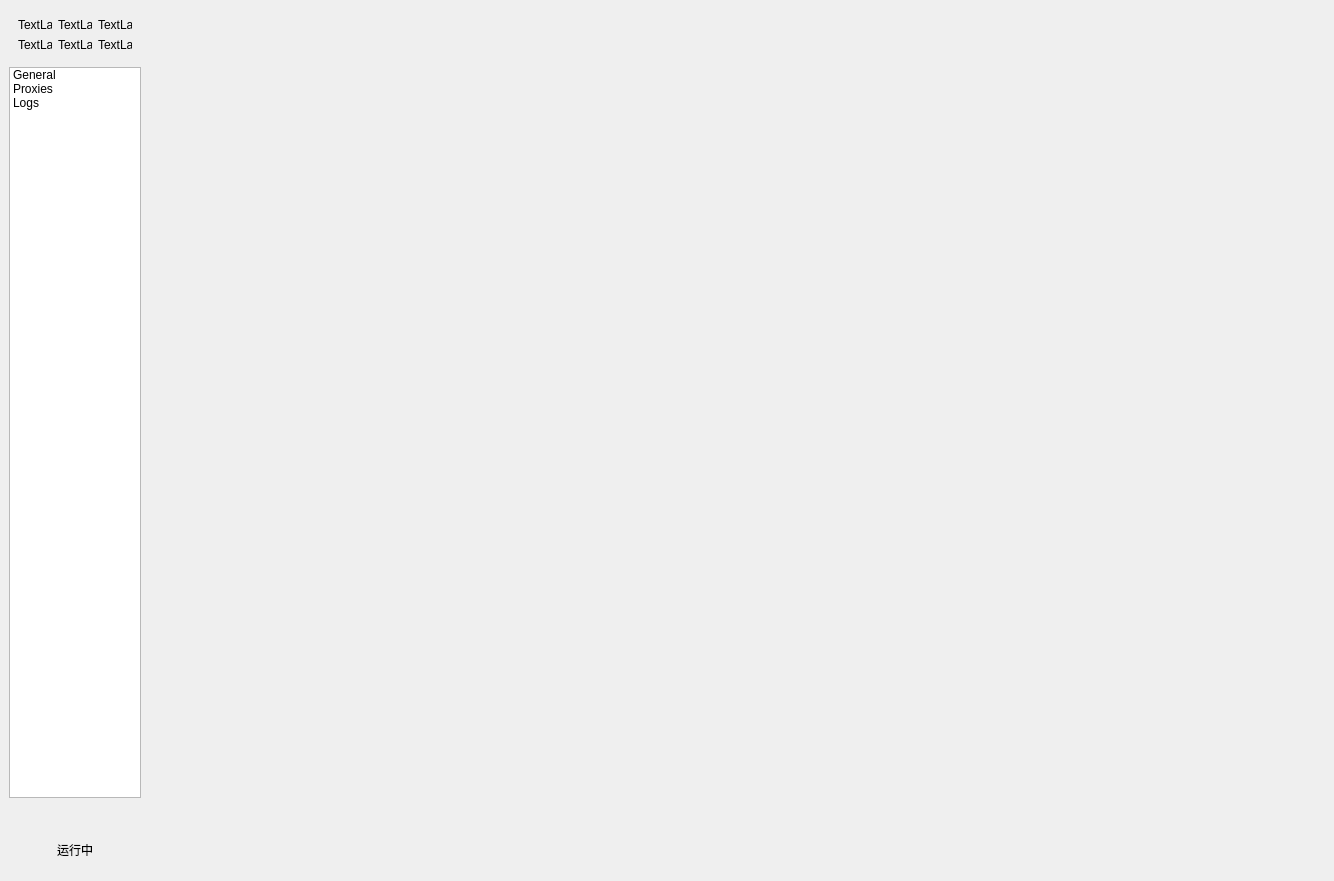
First picture: the form in src/GUI/MainWindow.ui, repository yansong1221/Mihomo, before the edit.
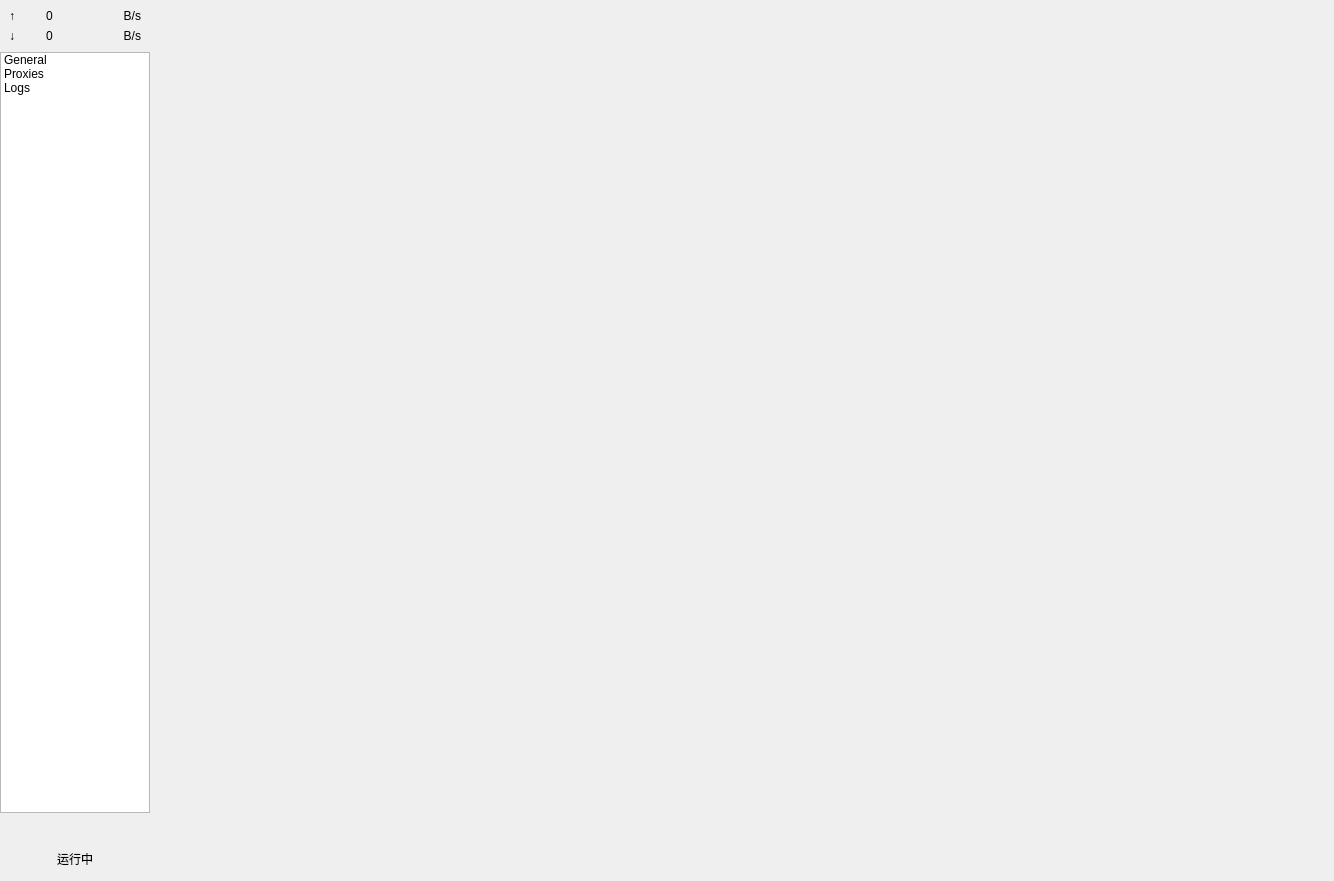
Second picture: the form after the edit. Icons and pictures are not drawn. Custom widgets are drawn as their Qt base class.

```diff
--- a/src/GUI/MainWindow.ui
+++ b/src/GUI/MainWindow.ui
@@ -82,6 +82,21 @@
         </size>
        </property>
        <layout class="QVBoxLayout" name="verticalLayout_3">
+        <property name="spacing">
+         <number>0</number>
+        </property>
+        <property name="leftMargin">
+         <number>0</number>
+        </property>
+        <property name="topMargin">
+         <number>0</number>
+        </property>
+        <property name="rightMargin">
+         <number>0</number>
+        </property>
+        <property name="bottomMargin">
+         <number>0</number>
+        </property>
         <item>
          <widget class="QWidget" name="gridWidget" native="true">
           <property name="sizePolicy">
@@ -94,42 +109,66 @@
            <item row="1" column="1">
             <widget class="QLabel" name="label_4">
              <property name="text">
-              <string>TextLabel</string>
+              <string>0</string>
+             </property>
+             <property name="alignment">
+              <set>Qt::AlignCenter</set>
              </property>
             </widget>
            </item>
            <item row="0" column="1">
             <widget class="QLabel" name="label_3">
              <property name="text">
-              <string>TextLabel</string>
+              <string>0</string>
+             </property>
+             <property name="alignment">
+              <set>Qt::AlignCenter</set>
              </property>
             </widget>
            </item>
            <item row="0" column="0">
             <widget class="QLabel" name="label">
+             <property name="sizePolicy">
+              <sizepolicy hsizetype="Fixed" vsizetype="Preferred">
+               <horstretch>0</horstretch>
+               <verstretch>0</verstretch>
+              </sizepolicy>
+             </property>
              <property name="text">
-              <string>TextLabel</string>
+              <string>↑</string>
              </property>
             </widget>
            </item>
            <item row="1" column="0">
             <widget class="QLabel" name="label_2">
+             <property name="sizePolicy">
+              <sizepolicy hsizetype="Fixed" vsizetype="Preferred">
+               <horstretch>0</horstretch>
+               <verstretch>0</verstretch>
+              </sizepolicy>
+             </property>
              <property name="text">
-              <string>TextLabel</string>
+              <string>↓</string>
              </property>
             </widget>
            </item>
            <item row="0" column="2">
             <widget class="QLabel" name="label_5">
              <property name="text">
-              <string>TextLabel</string>
+              <string>B/s</string>
+             </property>
+             <property name="alignment">
+              <set>Qt::AlignRight|Qt::AlignTrailing|Qt::AlignVCenter</set>
              </property>
             </widget>
            </item>
            <item row="1" column="2">
             <widget class="QLabel" name="label_6">
              <property name="text">
-              <string>TextLabel</string>
+              <string>B/s</string>
+             </property>
+             <property name="alignment">
+              <set>Qt::AlignRight|Qt::AlignTrailing|Qt::AlignVCenter</set>
              </property>
             </widget>
            </item>
```
